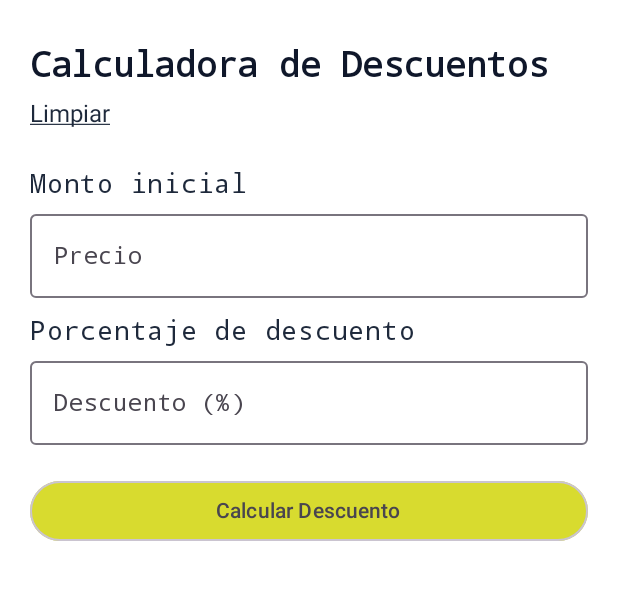
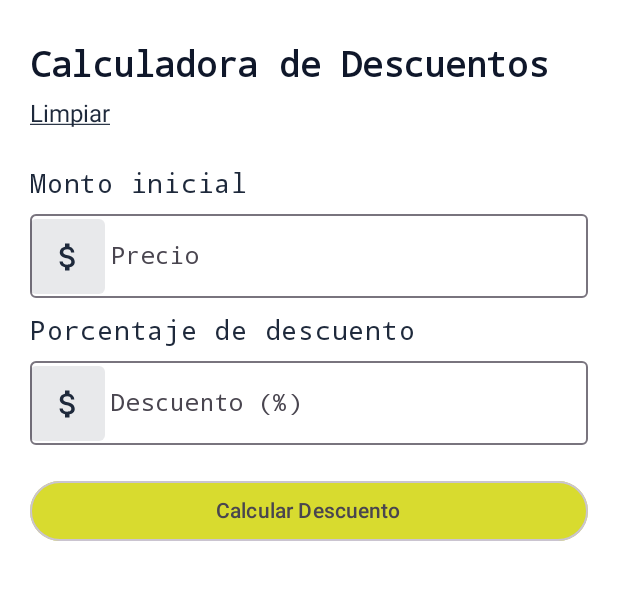
Before and after one commit to JulSarmiento/discount-calculator-app, an Android app built with Jetpack Compose: the screen it shows after launch (MainActivity), on a phone screen of 412 x 824 dp, the part 96-696 px from its top. Run offline under Robolectric (Android 15) with nearby library versions, the phone set to English and light mode, and no system bars.

Commit message:
feat: se agregaron detalles esteticos en los text fields

```diff
--- a/app/build.gradle.kts
+++ b/app/build.gradle.kts
@@ -46,6 +46,7 @@ dependencies {
   implementation(libs.androidx.ui.graphics)
   implementation(libs.androidx.ui.tooling.preview)
   implementation(libs.androidx.material3)
+  implementation(libs.androidx.material.icons.extended)
   testImplementation(libs.junit)
   androidTestImplementation(libs.androidx.junit)
   androidTestImplementation(libs.androidx.espresso.core)
--- a/app/src/main/java/com/julhdev/discountcalculator/components/BodyComponents.kt
+++ b/app/src/main/java/com/julhdev/discountcalculator/components/BodyComponents.kt
@@ -1,15 +1,20 @@
 package com.julhdev.discountcalculator.components
 
-import androidx.compose.foundation.border
+import androidx.compose.foundation.background
 import androidx.compose.foundation.clickable
 import androidx.compose.foundation.layout.*
+import androidx.compose.foundation.shape.RoundedCornerShape
 import androidx.compose.foundation.text.KeyboardOptions
+import androidx.compose.material.icons.Icons
+import androidx.compose.material.icons.filled.AttachMoney
 import androidx.compose.material3.ButtonDefaults
+import androidx.compose.material3.Icon
 import androidx.compose.material3.MaterialTheme
 import androidx.compose.material3.OutlinedButton
 import androidx.compose.material3.OutlinedTextField
 import androidx.compose.material3.Text
 import androidx.compose.runtime.Composable
+import androidx.compose.ui.Alignment
 import androidx.compose.ui.Modifier
 import androidx.compose.ui.graphics.Color
 import androidx.compose.ui.text.TextStyle
@@ -18,6 +23,7 @@ import androidx.compose.ui.text.input.KeyboardType
 import androidx.compose.ui.text.style.TextAlign
 import androidx.compose.ui.text.style.TextDecoration
 import androidx.compose.ui.unit.*
+
 
 @Composable
         /**
@@ -91,13 +97,33 @@ fun MainTextField(
 ) {
   OutlinedTextField(
     value= value,
+    leadingIcon = {
+     Box(
+       modifier = Modifier
+         .size(50.dp)
+         .background(
+            color = MaterialTheme.colorScheme.tertiary.copy(alpha = 0.1f),
+            shape = RoundedCornerShape(4.dp)
+         ),
+         contentAlignment = Alignment.Center
+     ){
+       Icon(
+         imageVector = Icons.Default.AttachMoney,
+         contentDescription = "Money icon",
+         tint = MaterialTheme.colorScheme.tertiary                                                                                                                                                                                                                                                                                                                                                                                                                                                                                                                                                                                                                                                                                                                                                                                                                                                                                                                                                                                                                                                                                                                                                                                                                                                                                                                                                                                                                                                                              ,
+
+         )
+     }
+    },
     onValueChange = onValueChange,
     label = { Text(text = label) },
     keyboardOptions = KeyboardOptions(
       keyboardType = KeyboardType.Number
     ),
+
     modifier = Modifier
       .fillMaxWidth()
+      .padding(0.dp)
   )
 }
 
--- a/gradle/libs.versions.toml
+++ b/gradle/libs.versions.toml
@@ -24,6 +24,8 @@ androidx-ui-tooling-preview = { group = "androidx.compose.ui", name = "ui-toolin
 androidx-ui-test-manifest = { group = "androidx.compose.ui", name = "ui-test-manifest" }
 androidx-ui-test-junit4 = { group = "androidx.compose.ui", name = "ui-test-junit4" }
 androidx-material3 = { group = "androidx.compose.material3", name = "material3" }
+androidx-material-icons-extended = {  group = "androidx.compose.material", name = "material-icons-extended"}
+
 
 [plugins]
 android-application = { id = "com.android.application", version.ref = "agp" }
```
Also changed, not shown: app/src/main/res/drawable/attach_money.png (added).
